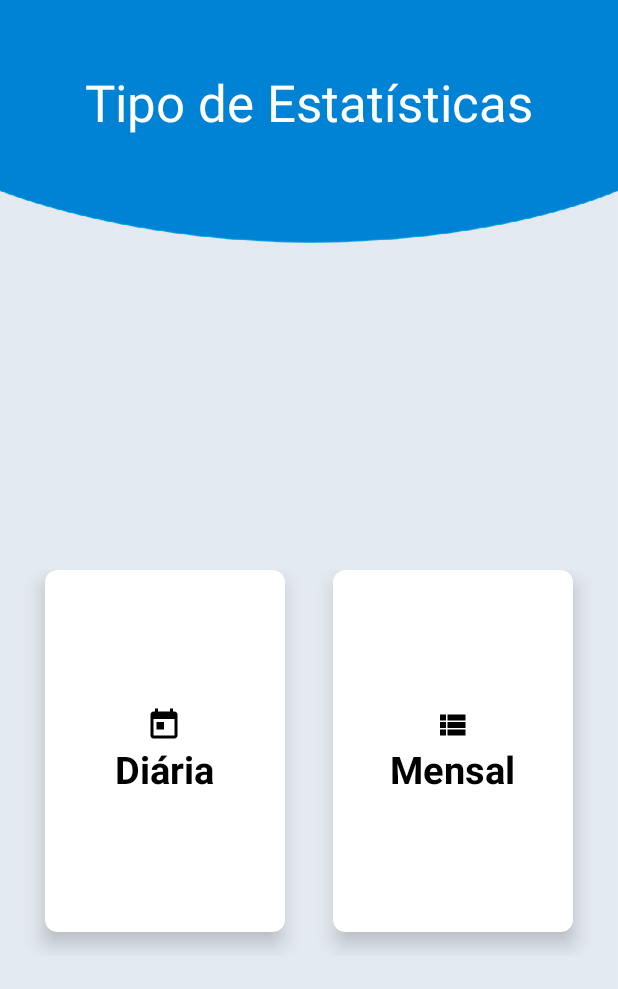
After one commit to felipemeriga/ShowerIO-Cloud-Flow, an Android app: the layout fragment_statistics_detail.xml on its own in the app's theme, with its tools: preview values and no code run, on a phone screen of 412 x 824 dp. The commit adds this screen. Shown: the top 989 px of the screen. Run offline under Robolectric (Android 15) with nearby library versions, the phone set to English and light mode, and no system bars; Roboto replaces fonts that are not available here.

Commit message:
#66 - Adding the first layout of the statistics part

```diff
--- /dev/null
+++ b/ShowerIO-Cloud/app/src/main/res/drawable/ic_today_black_24dp.xml
@@ -0,0 +1,9 @@
+<vector xmlns:android="http://schemas.android.com/apk/res/android"
+        android:width="24dp"
+        android:height="24dp"
+        android:viewportWidth="24.0"
+        android:viewportHeight="24.0">
+    <path
+        android:fillColor="#FF000000"
+        android:pathData="M19,3h-1L18,1h-2v2L8,3L8,1L6,1v2L5,3c-1.11,0 -1.99,0.9 -1.99,2L3,19c0,1.1 0.89,2 2,2h14c1.1,0 2,-0.9 2,-2L21,5c0,-1.1 -0.9,-2 -2,-2zM19,19L5,19L5,8h14v11zM7,10h5v5L7,15z"/>
+</vector>
--- /dev/null
+++ b/ShowerIO-Cloud/app/src/main/res/drawable/ic_view_list_black_24dp.xml
@@ -0,0 +1,9 @@
+<vector xmlns:android="http://schemas.android.com/apk/res/android"
+        android:width="24dp"
+        android:height="24dp"
+        android:viewportWidth="24.0"
+        android:viewportHeight="24.0">
+    <path
+        android:fillColor="#FF000000"
+        android:pathData="M4,14h4v-4L4,10v4zM4,19h4v-4L4,15v4zM4,9h4L8,5L4,5v4zM9,14h12v-4L9,10v4zM9,19h12v-4L9,15v4zM9,5v4h12L21,5L9,5z"/>
+</vector>
--- /dev/null
+++ b/ShowerIO-Cloud/app/src/main/res/layout/fragment_statistics_detail.xml
@@ -0,0 +1,139 @@
+<?xml version="1.0" encoding="utf-8"?>
+<FrameLayout xmlns:android="http://schemas.android.com/apk/res/android"
+    xmlns:app="http://schemas.android.com/apk/res-auto"
+    xmlns:tools="http://schemas.android.com/tools"
+    android:layout_width="match_parent"
+    android:layout_height="match_parent"
+    android:background="@drawable/back_def"
+    tools:context=".Activities.Fragments.StatisticsDetailFragment">
+
+    <LinearLayout
+        android:layout_width="match_parent"
+        android:layout_height="wrap_content"
+        android:background="@drawable/bg"
+        android:orientation="vertical"
+        android:weightSum="2">
+
+
+        <RelativeLayout
+            android:layout_width="match_parent"
+            android:layout_height="0dp"
+            android:layout_weight="0.80">
+
+            <TextView
+                android:id="@+id/textGrid"
+                android:layout_width="wrap_content"
+                android:layout_height="wrap_content"
+                android:layout_alignParentTop="true"
+                android:layout_centerHorizontal="true"
+                android:layout_marginTop="45dp"
+                android:text="@string/statsType"
+                android:textColor="@android:color/white"
+                android:textSize="34sp" />
+
+        </RelativeLayout>
+
+
+
+        <GridLayout
+            android:id="@+id/mainGridStats"
+            android:layout_width="match_parent"
+            android:layout_height="0dp"
+            android:layout_weight="0.7"
+            android:alignmentMode="alignMargins"
+            android:columnCount="2"
+            android:columnOrderPreserved="false"
+            android:padding="14dp"
+            android:rowCount="1">
+
+            <!-- Row 1 -->
+
+            <!-- Column 1 -->
+            <android.support.v7.widget.CardView
+                android:id="@+id/cardViewDaily"
+                app:cardCornerRadius="8dp"
+                app:cardElevation="8dp"
+                android:layout_width="0dp"
+                android:layout_height="0dp"
+                android:layout_columnWeight="1"
+                android:layout_marginBottom="16dp"
+                android:layout_marginLeft="16dp"
+                android:layout_marginRight="16dp"
+                android:layout_rowWeight="1"
+                android:background="@color/white">
+
+                <LinearLayout
+                    android:layout_width="wrap_content"
+                    android:layout_height="wrap_content"
+                    android:layout_gravity="center_horizontal|center_vertical"
+                    android:layout_margin="16dp"
+                    android:orientation="vertical">
+
+                    <ImageView
+                        android:layout_width="wrap_content"
+                        android:layout_height="wrap_content"
+                        android:layout_gravity="center_horizontal"
+                        android:src="@drawable/ic_today_black_24dp" />
+
+                    <TextView
+                        android:layout_width="wrap_content"
+                        android:layout_height="wrap_content"
+                        android:text="@string/daily"
+                        android:textAlignment="center"
+                        android:textColor="@android:color/black"
+                        android:textSize="25sp"
+                        android:textStyle="bold" />
+
+                </LinearLayout>
+
+            </android.support.v7.widget.CardView>
+
+            <!-- Column 2 -->
+            <android.support.v7.widget.CardView
+                android:id="@+id/cardViewMonthly"
+                app:cardCornerRadius="8dp"
+                app:cardElevation="8dp"
+                android:layout_width="0dp"
+                android:layout_height="0dp"
+                android:layout_columnWeight="1"
+                android:layout_marginBottom="16dp"
+                android:layout_marginLeft="16dp"
+                android:layout_marginRight="16dp"
+                android:layout_rowWeight="1">
+
+                <LinearLayout
+                    android:layout_width="wrap_content"
+                    android:layout_height="wrap_content"
+                    android:layout_gravity="center_horizontal|center_vertical"
+                    android:layout_margin="16dp"
+                    android:orientation="vertical">
+
+                    <ImageView
+
+                        app:srcCompat="@drawable/ic_view_list_black_24dp"
+                        android:layout_width="wrap_content"
+                        android:layout_height="wrap_content"
+                        android:layout_gravity="center_horizontal" />
+
+                    <TextView
+                        android:layout_width="wrap_content"
+                        android:layout_height="wrap_content"
+                        android:text="@string/monthly"
+                        android:textAlignment="center"
+                        android:textColor="@android:color/black"
+                        android:textSize="25sp"
+                        android:textStyle="bold" />
+
+                </LinearLayout>
+
+            </android.support.v7.widget.CardView>
+
+
+        </GridLayout>
+
+
+    </LinearLayout>
+
+
+
+</FrameLayout>
--- a/ShowerIO-Cloud/app/src/main/res/values/strings.xml
+++ b/ShowerIO-Cloud/app/src/main/res/values/strings.xml
@@ -110,5 +110,11 @@
         <item>sem tempo</item>
     </string-array>
 
+    <!--Statistics of the shower-->
+    <string name="daily_statistics">Estatísticas Diárias</string>
+    <string name="statsType">Tipo de Estatísticas</string>
+    <string name="daily">Diária </string>
+    <string name="monthly">Mensal </string>
+
 
 </resources>
```
Also changed, not shown: ShowerIO-Cloud/app/src/main/java/com/felipe/showeriocloud/Activities/Fragments/ShowerDetailFragment.java (+5 -5 lines), ShowerIO-Cloud/app/src/main/java/com/felipe/showeriocloud/Activities/Fragments/StatisticsDetailDailyFragment.java (added, +109 -0 lines), ShowerIO-Cloud/app/src/main/java/com/felipe/showeriocloud/Activities/Fragments/StatisticsDetailFragment.java (added, +110 -0 lines), ShowerIO-Cloud/app/src/main/java/com/felipe/showeriocloud/Activities/ShowerIO/ShowerNavigationDrawer.java (+30 -2 lines), ShowerIO-Cloud/app/src/main/res/layout/fragment_statistics_detail_daily.xml (added, +58 -0 lines).
